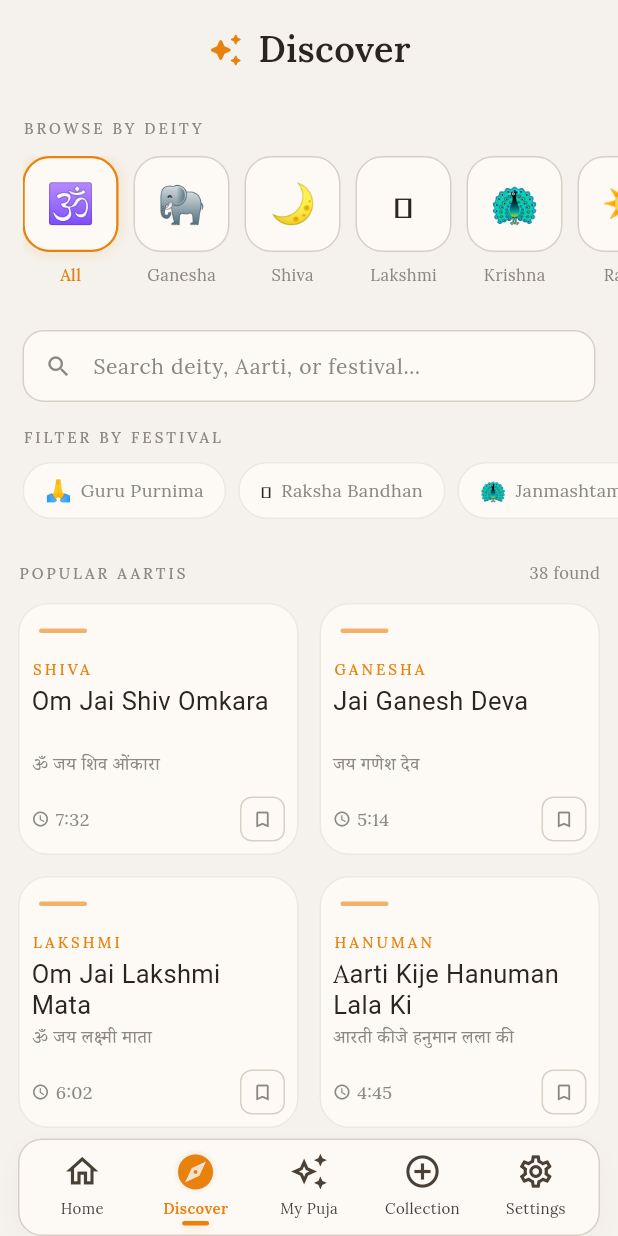
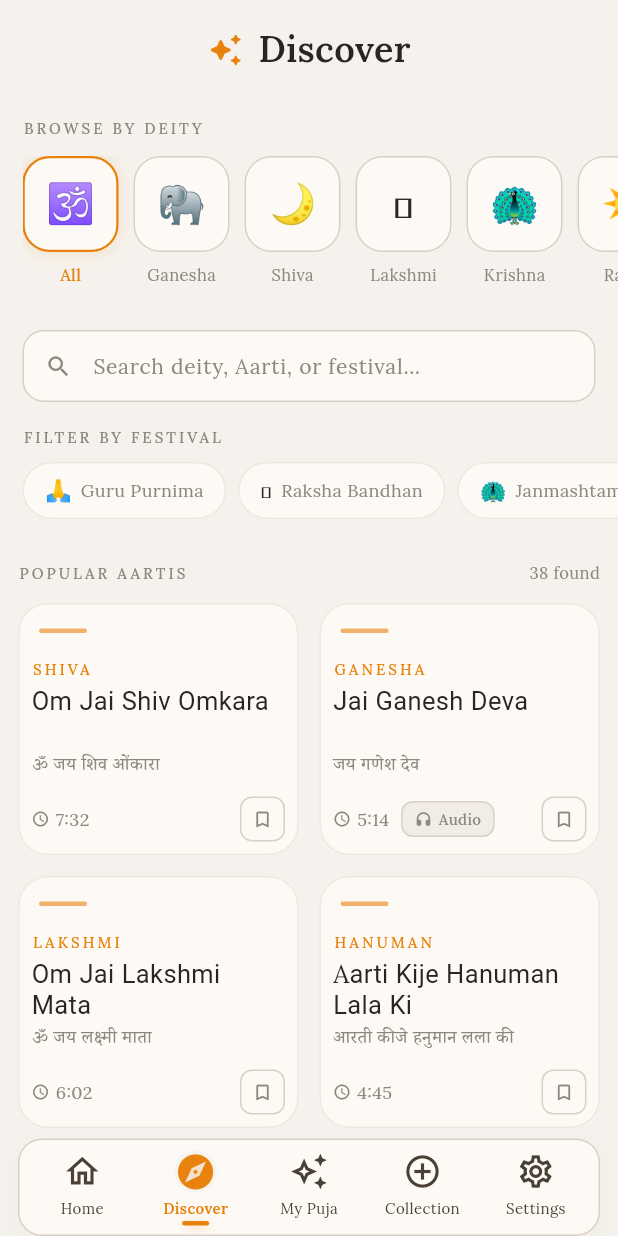
Before and after one commit to pratbhoir/aartiapp, a Flutter app: the HomeShell screen opened directly, item 2 of the bottom bar chosen, on a phone screen of 412 x 824 dp. Run offline on Flutter 3.47's test engine with Material 3 defaults, Android fonts, the phone set to English and light mode, and no system bars; our stand-ins replace device_info_plus, flutter_local_notifications, flutter_riverpod, google_fonts, hive, hive_flutter and 5 more; accounts and stored records are empty; network calls fail; Roboto replaces fonts that are missing (Noto Serif Devanagari).

Commit message:
feat: enhance AartiCard with audio status and improve layout; add HomeShell tests

```diff
--- a/aartiapp/lib/features/discover/widgets/aarti_card.dart
+++ b/aartiapp/lib/features/discover/widgets/aarti_card.dart
@@ -28,6 +28,11 @@ class AartiCard extends StatelessWidget {
     final scriptTitle = AartiLanguageResolver.resolveAartiTitle(aarti, scriptMode);
     final showScriptTitle = scriptTitle.trim() != aarti.title.trim();
     final script = AartiLanguageResolver.scriptFromMode(scriptMode);
+    final hasAudio = aarti.audioUrl.trim().isNotEmpty;
+    final isDark = Theme.of(context).brightness == Brightness.dark;
+    final accentSurface = isDark
+      ? AppColors.white.withValues(alpha: 0.06)
+      : AppColors.stone2.withValues(alpha: 0.72);
     final subtitleStyle = script == AppScriptLanguage.english
         ? AppTypography.transliteration(size: 12, color: AppColors.ink3)
         : AppTypography.devanagari(size: 12, color: AppColors.ink3);
@@ -85,12 +90,25 @@ class AartiCard extends StatelessWidget {
             const SizedBox(height: 8),
             Row(
               children: [
-                const Icon(Icons.schedule_outlined,
-                    size: 12, color: AppColors.ink3),
-                const SizedBox(width: 4),
-                Text(aarti.duration,
-                    style: AppTypography.body(size: 12, color: AppColors.ink3)),
-                const Spacer(),
+                Expanded(
+                  child: Wrap(
+                    spacing: 8,
+                    runSpacing: 4,
+                    crossAxisAlignment: WrapCrossAlignment.center,
+                    children: [
+                      _MetaItem(
+                        icon: Icons.schedule_outlined,
+                        label: aarti.duration,
+                      ),
+                      if (hasAudio)
+                        _StatusChip(
+                          label: 'Audio',
+                          icon: Icons.headphones_rounded,
+                          backgroundColor: accentSurface,
+                        ),
+                    ],
+                  ),
+                ),
                 GestureDetector(
                   onTap: onBookmark,
                   child: AnimatedContainer(
@@ -123,3 +141,64 @@ class AartiCard extends StatelessWidget {
     );
   }
 }
+
+class _StatusChip extends StatelessWidget {
+  const _StatusChip({
+    required this.label,
+    required this.icon,
+    required this.backgroundColor,
+  });
+
+  final String label;
+  final IconData icon;
+  final Color backgroundColor;
+
+  @override
+  Widget build(BuildContext context) {
+    return Container(
+      padding: const EdgeInsets.symmetric(horizontal: 8, vertical: 4),
+      decoration: BoxDecoration(
+        color: backgroundColor,
+        borderRadius: BorderRadius.circular(8),
+        border: Border.all(color: context.borderSubtle),
+      ),
+      child: Row(
+        mainAxisSize: MainAxisSize.min,
+        children: [
+          Icon(icon, size: 12, color: context.textCaption),
+          const SizedBox(width: 4),
+          Text(
+            label,
+            style: AppTypography.body(
+              size: 10,
+              color: context.textCaption,
+              weight: FontWeight.w500,
+            ),
+          ),
+        ],
+      ),
+    );
+  }
+}
+
+class _MetaItem extends StatelessWidget {
+  const _MetaItem({required this.label, required this.icon});
+
+  final String label;
+  final IconData icon;
+
+  @override
+  Widget build(BuildContext context) {
+    return Row(
+      mainAxisSize: MainAxisSize.min,
+      children: [
+        Icon(icon, size: 12, color: AppColors.ink3),
+        const SizedBox(width: 4),
+        Text(
+          label,
+          style: AppTypography.body(size: 12, color: AppColors.ink3),
+        ),
+      ],
+    );
+  }
+}
--- a/aartiapp/lib/navigation/home_shell.dart
+++ b/aartiapp/lib/navigation/home_shell.dart
@@ -122,7 +122,16 @@ class _HomeShellState extends State<HomeShell> {
 
   @override
   Widget build(BuildContext context) {
-    return Scaffold(
+    return PopScope<void>(
+      canPop: _currentIndex == 0,
+      onPopInvokedWithResult: (didPop, _) {
+        if (didPop || _currentIndex == 0) {
+          return;
+        }
+
+        _selectTab(0);
+      },
+      child: Scaffold(
         backgroundColor: context.scaffoldBg,
         body: AnimatedSwitcher(
           duration: const Duration(milliseconds: 320),
@@ -148,6 +157,7 @@ class _HomeShellState extends State<HomeShell> {
           items: _navItems(context),
           onSelect: _selectTab,
         ),
+      ),
     );
   }
 }
```
Also changed, not shown: 2 other files. Lines whose indentation alone changed are shown as unchanged.
